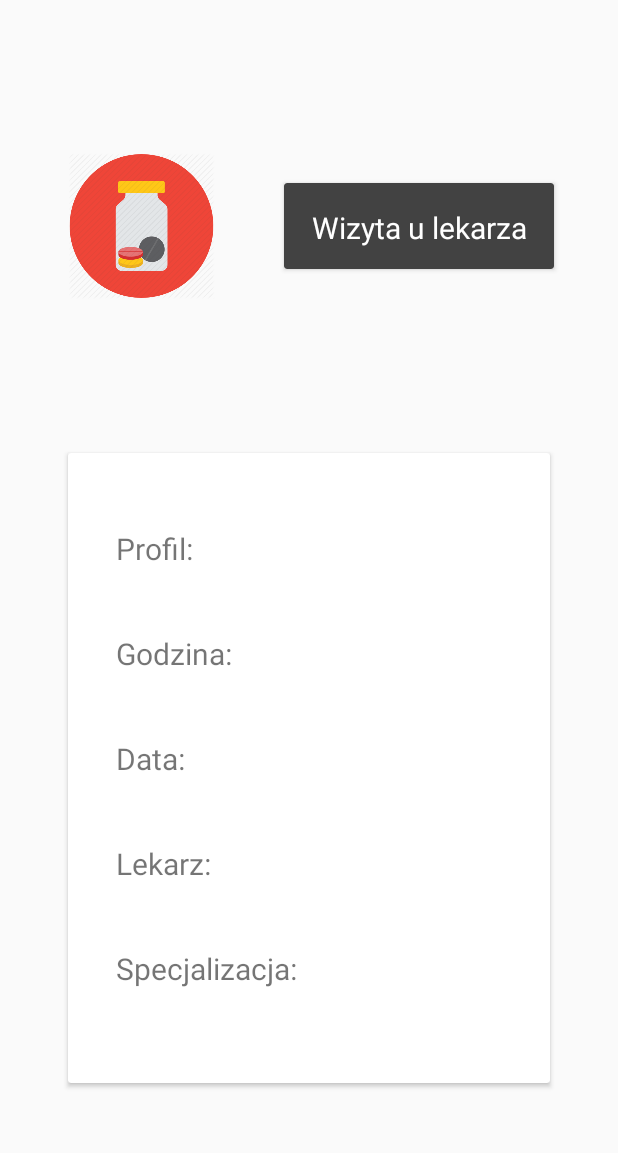
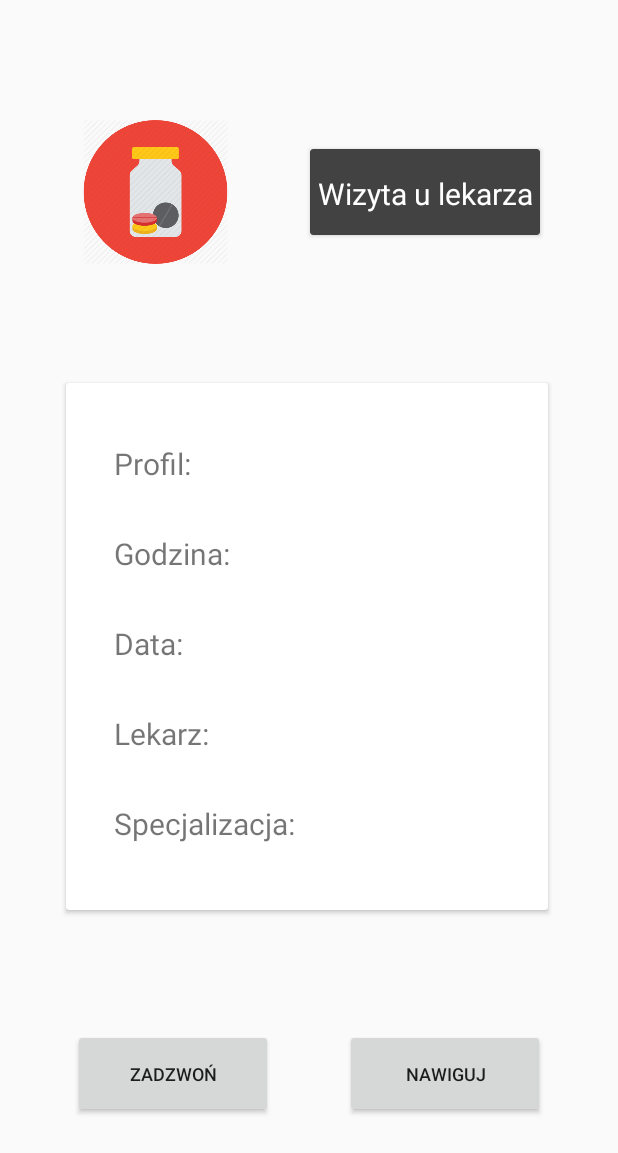
Before and after one commit to wezpigulke/Wez-pigulke, an Android app: the layout visit_activity_layout.xml on its own in the app's theme, with its tools: preview values and no code run, on a phone screen of 412 x 824 dp. Shown: the top 1153 px of the screen. Run offline under Robolectric (Android 15) with nearby library versions, the phone set to English and light mode, and no system bars.

Commit message:
19.05 v2
-dodanie przycisków do szczegółów notyfikacji o wizycie

```diff
--- a/Projekt/app/src/main/java/com/wezpigulke/DatabaseHelper.java
+++ b/Projekt/app/src/main/java/com/wezpigulke/DatabaseHelper.java
@@ -94,7 +94,7 @@ public class DatabaseHelper extends SQLiteOpenHelper {
     private static final String LEK_NAZWA = "Nazwa";
     private static final String LEK_ILOSC_TABLETEK = "Ilosc_tabletek";
 
-    private static final String CZYZAMKNIETA = "CzyZamknieta";
+    private static final String CZYZAMKNIETA = "Czy_zamknieta";
     private static final String CZYZAMKNIETA_STATUS = "Status";
 
     public DatabaseHelper(Context context) {
--- a/Projekt/app/src/main/java/com/wezpigulke/add/AddVisit.java
+++ b/Projekt/app/src/main/java/com/wezpigulke/add/AddVisit.java
@@ -58,6 +58,7 @@ public class AddVisit extends AppCompatActivity {
     private int day;
     private int hour;
     private int minutes;
+    private int id_l;
     private ArrayList<String> labelDzwiek;
     private ArrayList<String> label;
     private Integer dzwiek;
@@ -179,6 +180,7 @@ public class AddVisit extends AppCompatActivity {
 
                 name = doctor.getName();
                 specialization = doctor.getSpecialization();
+                id_l = doctor.getId();
 
             }
 
@@ -236,6 +238,7 @@ public class AddVisit extends AppCompatActivity {
         intxz.putExtra("uzytkownik", uzytkownik);
         intxz.putExtra("wybranyDzwiek", dzwiek);
         intxz.putExtra("czyWibracja", czyWibracja);
+        intxz.putExtra("id_l", id_l);
         intxz.putExtra("rand_val", rand_val);
 
         return intxz;
--- a/Projekt/app/src/main/res/layout/visit_activity_layout.xml
+++ b/Projekt/app/src/main/res/layout/visit_activity_layout.xml
@@ -7,7 +7,7 @@
 
     <android.support.v7.widget.CardView
         android:id="@+id/cardViewv"
-        android:layout_width="180dp"
+        android:layout_width="153dp"
         android:layout_height="57dp"
         app:cardBackgroundColor="@color/cardview_dark_background"
         app:layout_constraintBottom_toTopOf="@+id/cardView2v"
@@ -40,16 +40,17 @@
         app:layout_constraintHorizontal_bias="0.5"
         app:layout_constraintStart_toStartOf="parent"
         app:layout_constraintTop_toTopOf="parent"
+        app:layout_constraintVertical_bias="0.505"
         app:srcCompat="@drawable/logo"
         tools:ignore="NotSibling" />
 
     <android.support.v7.widget.CardView
         android:id="@+id/cardView2v"
         android:layout_width="321dp"
-        android:layout_height="420dp"
-        app:layout_constraintBottom_toBottomOf="parent"
+        android:layout_height="351dp"
+        app:layout_constraintBottom_toTopOf="@+id/button3v"
         app:layout_constraintEnd_toEndOf="parent"
-        app:layout_constraintHorizontal_bias="0.5"
+        app:layout_constraintHorizontal_bias="0.486"
         app:layout_constraintStart_toStartOf="parent"
         app:layout_constraintTop_toBottomOf="@+id/imageView3v"
         tools:ignore="MissingConstraints">
@@ -59,7 +60,7 @@
             android:layout_width="wrap_content"
             android:layout_height="wrap_content"
             android:layout_marginStart="32dp"
-            android:layout_marginTop="50dp"
+            android:layout_marginTop="40dp"
             android:layout_marginBottom="8dp"
             android:text="Profil: "
             android:textSize="20sp"
@@ -70,7 +71,7 @@
             android:layout_width="wrap_content"
             android:layout_height="wrap_content"
             android:layout_marginStart="32dp"
-            android:layout_marginTop="120dp"
+            android:layout_marginTop="100dp"
             android:layout_marginBottom="8dp"
             android:text="Godzina:"
             android:textSize="20sp"
@@ -81,7 +82,7 @@
             android:layout_width="wrap_content"
             android:layout_height="wrap_content"
             android:layout_marginStart="32dp"
-            android:layout_marginTop="190dp"
+            android:layout_marginTop="160dp"
             android:layout_marginBottom="8dp"
             android:text="Data:"
             android:textSize="20sp"
@@ -92,7 +93,7 @@
             android:layout_width="wrap_content"
             android:layout_height="wrap_content"
             android:layout_marginStart="32dp"
-            android:layout_marginTop="260dp"
+            android:layout_marginTop="220dp"
             android:layout_marginBottom="10dp"
             android:text="Lekarz: "
             android:textSize="20sp"
@@ -105,7 +106,7 @@
             android:layout_width="wrap_content"
             android:layout_height="wrap_content"
             android:layout_marginStart="32dp"
-            android:layout_marginTop="330dp"
+            android:layout_marginTop="280dp"
             android:text="Specjalizacja:"
             android:textSize="20sp"
             app:layout_constraintBottom_toTopOf="@+id/textView9v"
@@ -113,4 +114,28 @@
 
     </android.support.v7.widget.CardView>
 
+    <Button
+        android:id="@+id/button3v"
+        android:layout_width="133dp"
+        android:layout_height="59dp"
+        android:text="Nawiguj"
+        android:textSize="12dp"
+        app:layout_constraintBottom_toBottomOf="parent"
+        app:layout_constraintEnd_toEndOf="parent"
+        app:layout_constraintHorizontal_bias="0.5"
+        app:layout_constraintStart_toEndOf="@+id/button4v"
+        app:layout_constraintTop_toBottomOf="@+id/cardView2v" />
+
+    <Button
+        android:id="@+id/button4v"
+        android:layout_width="133dp"
+        android:layout_height="59dp"
+        android:text="Zadzwoń"
+        android:textSize="12dp"
+        app:layout_constraintBottom_toBottomOf="parent"
+        app:layout_constraintEnd_toStartOf="@+id/button3v"
+        app:layout_constraintHorizontal_bias="0.5"
+        app:layout_constraintStart_toStartOf="parent"
+        app:layout_constraintTop_toBottomOf="@+id/cardView2v" />
+
 </android.support.constraint.ConstraintLayout>
```
Also changed, not shown: Projekt/app/src/main/java/com/wezpigulke/notification/NotificationReceiver.java (+9 -21 lines), Projekt/app/src/main/java/com/wezpigulke/notification/RepeatingActivityVisit.java (+63 -0 lines).
